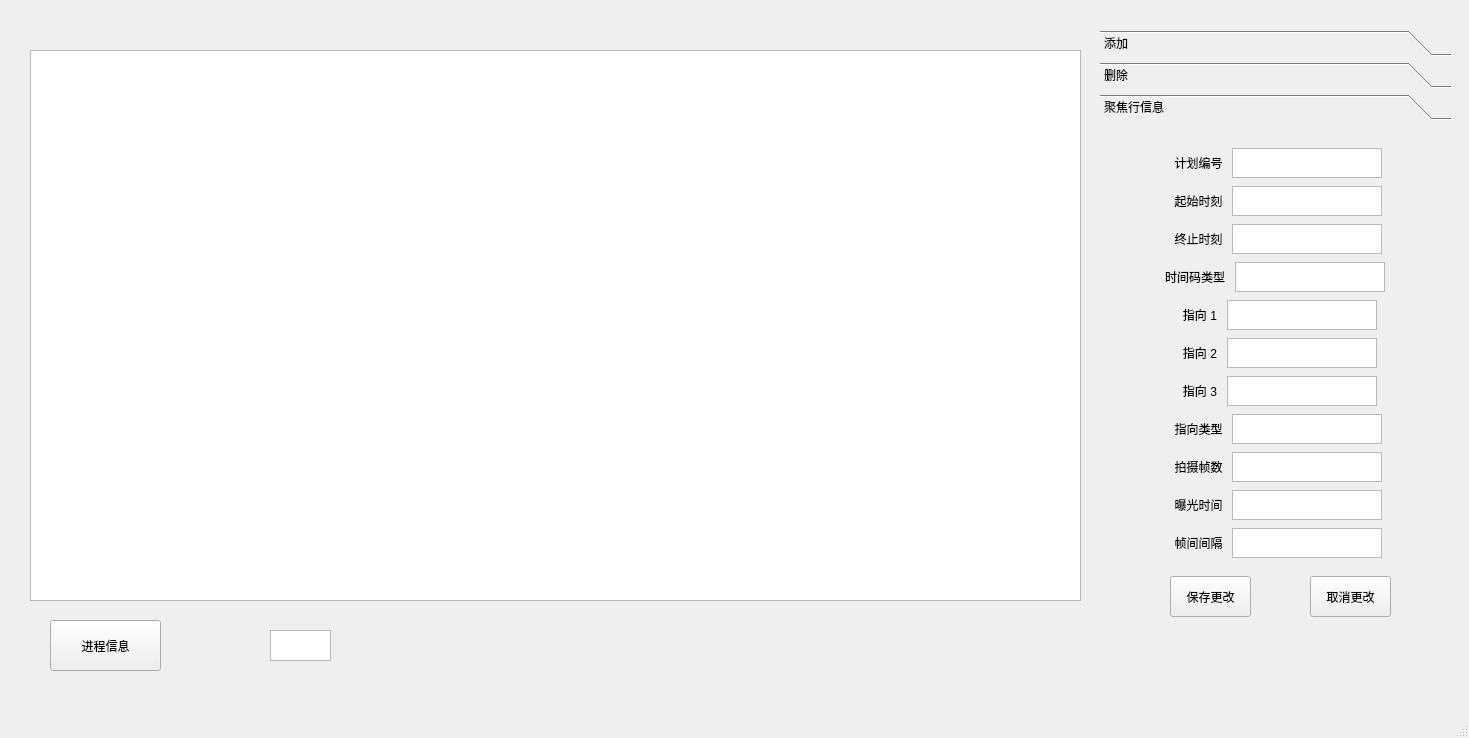
This is mainwindow.ui in zhuiming-f/QtSoftware as Qt 5 draws it before an edit. The edited form follows.
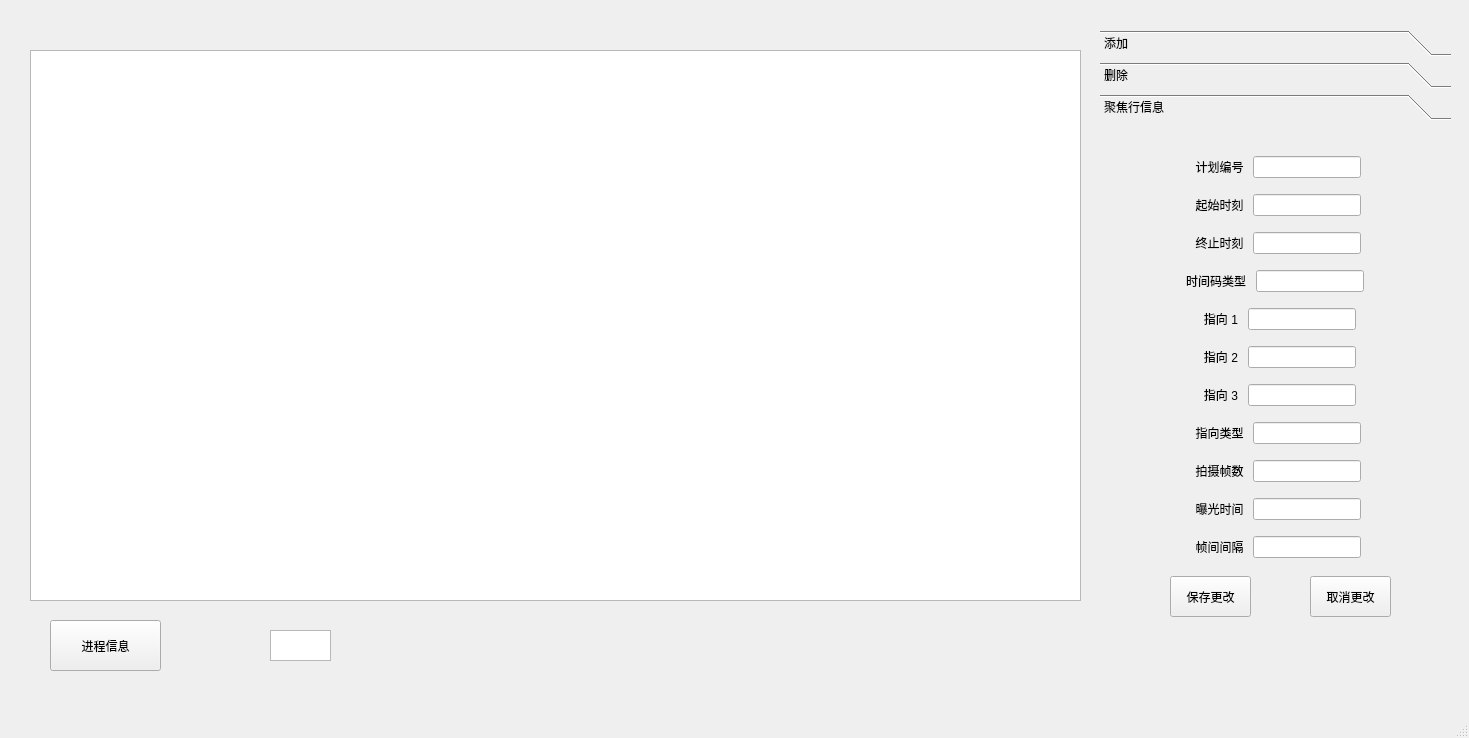
This is the edited form.

Commit message: show rowData at lineEdit

What changed in the file:
```diff
--- a/mainwindow.ui
+++ b/mainwindow.ui
@@ -143,7 +143,7 @@
      <attribute name="label">
       <string>聚焦行信息</string>
      </attribute>
-     <widget class="QWidget" name="">
+     <widget class="QWidget" name="layoutWidget">
       <property name="geometry">
        <rect>
         <x>10</x>
@@ -176,24 +176,7 @@
           </widget>
          </item>
          <item>
-          <widget class="QTextEdit" name="textEdit_1">
-           <property name="maximumSize">
-            <size>
-             <width>150</width>
-             <height>30</height>
-            </size>
-           </property>
-           <property name="html">
-            <string>&lt;!DOCTYPE HTML PUBLIC &quot;-//W3C//DTD HTML 4.0//EN&quot; &quot;http://www.w3.org/TR/REC-html40/strict.dtd&quot;&gt;
-&lt;html&gt;&lt;head&gt;&lt;meta name=&quot;qrichtext&quot; content=&quot;1&quot; /&gt;&lt;meta charset=&quot;utf-8&quot; /&gt;&lt;style type=&quot;text/css&quot;&gt;
-p, li { white-space: pre-wrap; }
-hr { height: 1px; border-width: 0; }
-li.unchecked::marker { content: &quot;\2610&quot;; }
-li.checked::marker { content: &quot;\2612&quot;; }
-&lt;/style&gt;&lt;/head&gt;&lt;body style=&quot; font-family:'Microsoft YaHei UI'; font-size:9pt; font-weight:400; font-style:normal;&quot;&gt;
-&lt;p style=&quot;-qt-paragraph-type:empty; margin-top:0px; margin-bottom:0px; margin-left:0px; margin-right:0px; -qt-block-indent:0; text-indent:0px;&quot;&gt;&lt;br /&gt;&lt;/p&gt;&lt;/body&gt;&lt;/html&gt;</string>
-           </property>
-          </widget>
+          <widget class="QLineEdit" name="lineEdit_1"/>
          </item>
          <item>
           <spacer name="horizontalSpacer">
@@ -233,30 +216,7 @@
           </widget>
          </item>
          <item>
-          <widget class="QTextEdit" name="textEdit_2">
-           <property name="minimumSize">
-            <size>
-             <width>0</width>
-             <height>0</height>
-            </size>
-           </property>
-           <property name="maximumSize">
-            <size>
-             <width>150</width>
-             <height>30</height>
-            </size>
-           </property>
-           <property name="html">
-            <string>&lt;!DOCTYPE HTML PUBLIC &quot;-//W3C//DTD HTML 4.0//EN&quot; &quot;http://www.w3.org/TR/REC-html40/strict.dtd&quot;&gt;
-&lt;html&gt;&lt;head&gt;&lt;meta name=&quot;qrichtext&quot; content=&quot;1&quot; /&gt;&lt;meta charset=&quot;utf-8&quot; /&gt;&lt;style type=&quot;text/css&quot;&gt;
-p, li { white-space: pre-wrap; }
-hr { height: 1px; border-width: 0; }
-li.unchecked::marker { content: &quot;\2610&quot;; }
-li.checked::marker { content: &quot;\2612&quot;; }
-&lt;/style&gt;&lt;/head&gt;&lt;body style=&quot; font-family:'Microsoft YaHei UI'; font-size:9pt; font-weight:400; font-style:normal;&quot;&gt;
-&lt;p style=&quot;-qt-paragraph-type:empty; margin-top:0px; margin-bottom:0px; margin-left:0px; margin-right:0px; -qt-block-indent:0; text-indent:0px;&quot;&gt;&lt;br /&gt;&lt;/p&gt;&lt;/body&gt;&lt;/html&gt;</string>
-           </property>
-          </widget>
+          <widget class="QLineEdit" name="lineEdit_2"/>
          </item>
          <item>
           <spacer name="horizontalSpacer_5">
@@ -296,24 +256,7 @@
           </widget>
          </item>
          <item>
-          <widget class="QTextEdit" name="textEdit_3">
-           <property name="maximumSize">
-            <size>
-             <width>150</width>
-             <height>30</height>
-            </size>
-           </property>
-           <property name="html">
-            <string>&lt;!DOCTYPE HTML PUBLIC &quot;-//W3C//DTD HTML 4.0//EN&quot; &quot;http://www.w3.org/TR/REC-html40/strict.dtd&quot;&gt;
-&lt;html&gt;&lt;head&gt;&lt;meta name=&quot;qrichtext&quot; content=&quot;1&quot; /&gt;&lt;meta charset=&quot;utf-8&quot; /&gt;&lt;style type=&quot;text/css&quot;&gt;
-p, li { white-space: pre-wrap; }
-hr { height: 1px; border-width: 0; }
-li.unchecked::marker { content: &quot;\2610&quot;; }
-li.checked::marker { content: &quot;\2612&quot;; }
-&lt;/style&gt;&lt;/head&gt;&lt;body style=&quot; font-family:'Microsoft YaHei UI'; font-size:9pt; font-weight:400; font-style:normal;&quot;&gt;
-&lt;p style=&quot;-qt-paragraph-type:empty; margin-top:0px; margin-bottom:0px; margin-left:0px; margin-right:0px; -qt-block-indent:0; text-indent:0px;&quot;&gt;&lt;br /&gt;&lt;/p&gt;&lt;/body&gt;&lt;/html&gt;</string>
-           </property>
-          </widget>
+          <widget class="QLineEdit" name="lineEdit_3"/>
          </item>
          <item>
           <spacer name="horizontalSpacer_6">
@@ -353,24 +296,7 @@
           </widget>
          </item>
          <item>
-          <widget class="QTextEdit" name="textEdit_4">
-           <property name="maximumSize">
-            <size>
-             <width>150</width>
-             <height>30</height>
-            </size>
-           </property>
-           <property name="html">
-            <string>&lt;!DOCTYPE HTML PUBLIC &quot;-//W3C//DTD HTML 4.0//EN&quot; &quot;http://www.w3.org/TR/REC-html40/strict.dtd&quot;&gt;
-&lt;html&gt;&lt;head&gt;&lt;meta name=&quot;qrichtext&quot; content=&quot;1&quot; /&gt;&lt;meta charset=&quot;utf-8&quot; /&gt;&lt;style type=&quot;text/css&quot;&gt;
-p, li { white-space: pre-wrap; }
-hr { height: 1px; border-width: 0; }
-li.unchecked::marker { content: &quot;\2610&quot;; }
-li.checked::marker { content: &quot;\2612&quot;; }
-&lt;/style&gt;&lt;/head&gt;&lt;body style=&quot; font-family:'Microsoft YaHei UI'; font-size:9pt; font-weight:400; font-style:normal;&quot;&gt;
-&lt;p style=&quot;-qt-paragraph-type:empty; margin-top:0px; margin-bottom:0px; margin-left:0px; margin-right:0px; -qt-block-indent:0; text-indent:0px;&quot;&gt;&lt;br /&gt;&lt;/p&gt;&lt;/body&gt;&lt;/html&gt;</string>
-           </property>
-          </widget>
+          <widget class="QLineEdit" name="lineEdit_4"/>
          </item>
          <item>
           <spacer name="horizontalSpacer_8">
@@ -410,24 +336,7 @@
           </widget>
          </item>
          <item>
-          <widget class="QTextEdit" name="textEdit_5">
-           <property name="maximumSize">
-            <size>
-             <width>150</width>
-             <height>30</height>
-            </size>
-           </property>
-           <property name="html">
-            <string>&lt;!DOCTYPE HTML PUBLIC &quot;-//W3C//DTD HTML 4.0//EN&quot; &quot;http://www.w3.org/TR/REC-html40/strict.dtd&quot;&gt;
-&lt;html&gt;&lt;head&gt;&lt;meta name=&quot;qrichtext&quot; content=&quot;1&quot; /&gt;&lt;meta charset=&quot;utf-8&quot; /&gt;&lt;style type=&quot;text/css&quot;&gt;
-p, li { white-space: pre-wrap; }
-hr { height: 1px; border-width: 0; }
-li.unchecked::marker { content: &quot;\2610&quot;; }
-li.checked::marker { content: &quot;\2612&quot;; }
-&lt;/style&gt;&lt;/head&gt;&lt;body style=&quot; font-family:'Microsoft YaHei UI'; font-size:9pt; font-weight:400; font-style:normal;&quot;&gt;
-&lt;p style=&quot;-qt-paragraph-type:empty; margin-top:0px; margin-bottom:0px; margin-left:0px; margin-right:0px; -qt-block-indent:0; text-indent:0px;&quot;&gt;&lt;br /&gt;&lt;/p&gt;&lt;/body&gt;&lt;/html&gt;</string>
-           </property>
-          </widget>
+          <widget class="QLineEdit" name="lineEdit_5"/>
          </item>
          <item>
           <spacer name="horizontalSpacer_10">
@@ -467,24 +376,7 @@
           </widget>
          </item>
          <item>
-          <widget class="QTextEdit" name="textEdit_6">
-           <property name="maximumSize">
-            <size>
-             <width>150</width>
-             <height>30</height>
-            </size>
-           </property>
-           <property name="html">
-            <string>&lt;!DOCTYPE HTML PUBLIC &quot;-//W3C//DTD HTML 4.0//EN&quot; &quot;http://www.w3.org/TR/REC-html40/strict.dtd&quot;&gt;
-&lt;html&gt;&lt;head&gt;&lt;meta name=&quot;qrichtext&quot; content=&quot;1&quot; /&gt;&lt;meta charset=&quot;utf-8&quot; /&gt;&lt;style type=&quot;text/css&quot;&gt;
-p, li { white-space: pre-wrap; }
-hr { height: 1px; border-width: 0; }
-li.unchecked::marker { content: &quot;\2610&quot;; }
-li.checked::marker { content: &quot;\2612&quot;; }
-&lt;/style&gt;&lt;/head&gt;&lt;body style=&quot; font-family:'Microsoft YaHei UI'; font-size:9pt; font-weight:400; font-style:normal;&quot;&gt;
-&lt;p style=&quot;-qt-paragraph-type:empty; margin-top:0px; margin-bottom:0px; margin-left:0px; margin-right:0px; -qt-block-indent:0; text-indent:0px;&quot;&gt;&lt;br /&gt;&lt;/p&gt;&lt;/body&gt;&lt;/html&gt;</string>
-           </property>
-          </widget>
+          <widget class="QLineEdit" name="lineEdit_6"/>
          </item>
          <item>
           <spacer name="horizontalSpacer_12">
@@ -524,24 +416,7 @@
           </widget>
          </item>
          <item>
-          <widget class="QTextEdit" name="textEdit_7">
-           <property name="maximumSize">
-            <size>
-             <width>150</width>
-             <height>30</height>
-            </size>
-           </property>
-           <property name="html">
-            <string>&lt;!DOCTYPE HTML PUBLIC &quot;-//W3C//DTD HTML 4.0//EN&quot; &quot;http://www.w3.org/TR/REC-html40/strict.dtd&quot;&gt;
-&lt;html&gt;&lt;head&gt;&lt;meta name=&quot;qrichtext&quot; content=&quot;1&quot; /&gt;&lt;meta charset=&quot;utf-8&quot; /&gt;&lt;style type=&quot;text/css&quot;&gt;
-p, li { white-space: pre-wrap; }
-hr { height: 1px; border-width: 0; }
-li.unchecked::marker { content: &quot;\2610&quot;; }
-li.checked::marker { content: &quot;\2612&quot;; }
-&lt;/style&gt;&lt;/head&gt;&lt;body style=&quot; font-family:'Microsoft YaHei UI'; font-size:9pt; font-weight:400; font-style:normal;&quot;&gt;
-&lt;p style=&quot;-qt-paragraph-type:empty; margin-top:0px; margin-bottom:0px; margin-left:0px; margin-right:0px; -qt-block-indent:0; text-indent:0px;&quot;&gt;&lt;br /&gt;&lt;/p&gt;&lt;/body&gt;&lt;/html&gt;</string>
-           </property>
-          </widget>
+          <widget class="QLineEdit" name="lineEdit_7"/>
          </item>
          <item>
           <spacer name="horizontalSpacer_14">
@@ -581,24 +456,7 @@
           </widget>
          </item>
          <item>
-          <widget class="QTextEdit" name="textEdit_9">
-           <property name="maximumSize">
-            <size>
-             <width>150</width>
-             <height>30</height>
-            </size>
-           </property>
-           <property name="html">
-            <string>&lt;!DOCTYPE HTML PUBLIC &quot;-//W3C//DTD HTML 4.0//EN&quot; &quot;http://www.w3.org/TR/REC-html40/strict.dtd&quot;&gt;
-&lt;html&gt;&lt;head&gt;&lt;meta name=&quot;qrichtext&quot; content=&quot;1&quot; /&gt;&lt;meta charset=&quot;utf-8&quot; /&gt;&lt;style type=&quot;text/css&quot;&gt;
-p, li { white-space: pre-wrap; }
-hr { height: 1px; border-width: 0; }
-li.unchecked::marker { content: &quot;\2610&quot;; }
-li.checked::marker { content: &quot;\2612&quot;; }
-&lt;/style&gt;&lt;/head&gt;&lt;body style=&quot; font-family:'Microsoft YaHei UI'; font-size:9pt; font-weight:400; font-style:normal;&quot;&gt;
-&lt;p style=&quot;-qt-paragraph-type:empty; margin-top:0px; margin-bottom:0px; margin-left:0px; margin-right:0px; -qt-block-indent:0; text-indent:0px;&quot;&gt;&lt;br /&gt;&lt;/p&gt;&lt;/body&gt;&lt;/html&gt;</string>
-           </property>
-          </widget>
+          <widget class="QLineEdit" name="lineEdit_8"/>
          </item>
          <item>
           <spacer name="horizontalSpacer_16">
@@ -638,24 +496,7 @@
           </widget>
          </item>
          <item>
-          <widget class="QTextEdit" name="textEdit_8">
-           <property name="maximumSize">
-            <size>
-             <width>150</width>
-             <height>30</height>
-            </size>
-           </property>
-           <property name="html">
-            <string>&lt;!DOCTYPE HTML PUBLIC &quot;-//W3C//DTD HTML 4.0//EN&quot; &quot;http://www.w3.org/TR/REC-html40/strict.dtd&quot;&gt;
-&lt;html&gt;&lt;head&gt;&lt;meta name=&quot;qrichtext&quot; content=&quot;1&quot; /&gt;&lt;meta charset=&quot;utf-8&quot; /&gt;&lt;style type=&quot;text/css&quot;&gt;
-p, li { white-space: pre-wrap; }
-hr { height: 1px; border-width: 0; }
-li.unchecked::marker { content: &quot;\2610&quot;; }
-li.checked::marker { content: &quot;\2612&quot;; }
-&lt;/style&gt;&lt;/head&gt;&lt;body style=&quot; font-family:'Microsoft YaHei UI'; font-size:9pt; font-weight:400; font-style:normal;&quot;&gt;
-&lt;p style=&quot;-qt-paragraph-type:empty; margin-top:0px; margin-bottom:0px; margin-left:0px; margin-right:0px; -qt-block-indent:0; text-indent:0px;&quot;&gt;&lt;br /&gt;&lt;/p&gt;&lt;/body&gt;&lt;/html&gt;</string>
-           </property>
-          </widget>
+          <widget class="QLineEdit" name="lineEdit_9"/>
          </item>
          <item>
           <spacer name="horizontalSpacer_22">
@@ -695,24 +536,7 @@
           </widget>
          </item>
          <item>
-          <widget class="QTextEdit" name="textEdit_11">
-           <property name="maximumSize">
-            <size>
-             <width>150</width>
-             <height>30</height>
-            </size>
-           </property>
-           <property name="html">
-            <string>&lt;!DOCTYPE HTML PUBLIC &quot;-//W3C//DTD HTML 4.0//EN&quot; &quot;http://www.w3.org/TR/REC-html40/strict.dtd&quot;&gt;
-&lt;html&gt;&lt;head&gt;&lt;meta name=&quot;qrichtext&quot; content=&quot;1&quot; /&gt;&lt;meta charset=&quot;utf-8&quot; /&gt;&lt;style type=&quot;text/css&quot;&gt;
-p, li { white-space: pre-wrap; }
-hr { height: 1px; border-width: 0; }
-li.unchecked::marker { content: &quot;\2610&quot;; }
-li.checked::marker { content: &quot;\2612&quot;; }
-&lt;/style&gt;&lt;/head&gt;&lt;body style=&quot; font-family:'Microsoft YaHei UI'; font-size:9pt; font-weight:400; font-style:normal;&quot;&gt;
-&lt;p style=&quot;-qt-paragraph-type:empty; margin-top:0px; margin-bottom:0px; margin-left:0px; margin-right:0px; -qt-block-indent:0; text-indent:0px;&quot;&gt;&lt;br /&gt;&lt;/p&gt;&lt;/body&gt;&lt;/html&gt;</string>
-           </property>
-          </widget>
+          <widget class="QLineEdit" name="lineEdit_10"/>
          </item>
          <item>
           <spacer name="horizontalSpacer_21">
@@ -752,24 +576,7 @@
           </widget>
          </item>
          <item>
-          <widget class="QTextEdit" name="textEdit_10">
-           <property name="maximumSize">
-            <size>
-             <width>150</width>
-             <height>30</height>
-            </size>
-           </property>
-           <property name="html">
-            <string>&lt;!DOCTYPE HTML PUBLIC &quot;-//W3C//DTD HTML 4.0//EN&quot; &quot;http://www.w3.org/TR/REC-html40/strict.dtd&quot;&gt;
-&lt;html&gt;&lt;head&gt;&lt;meta name=&quot;qrichtext&quot; content=&quot;1&quot; /&gt;&lt;meta charset=&quot;utf-8&quot; /&gt;&lt;style type=&quot;text/css&quot;&gt;
-p, li { white-space: pre-wrap; }
-hr { height: 1px; border-width: 0; }
-li.unchecked::marker { content: &quot;\2610&quot;; }
-li.checked::marker { content: &quot;\2612&quot;; }
-&lt;/style&gt;&lt;/head&gt;&lt;body style=&quot; font-family:'Microsoft YaHei UI'; font-size:9pt; font-weight:400; font-style:normal;&quot;&gt;
-&lt;p style=&quot;-qt-paragraph-type:empty; margin-top:0px; margin-bottom:0px; margin-left:0px; margin-right:0px; -qt-block-indent:0; text-indent:0px;&quot;&gt;&lt;br /&gt;&lt;/p&gt;&lt;/body&gt;&lt;/html&gt;</string>
-           </property>
-          </widget>
+          <widget class="QLineEdit" name="lineEdit_11"/>
          </item>
          <item>
           <spacer name="horizontalSpacer_20">
```
Left out of the diff: 8 changed lines with no effect on the pictures. The commit also changes 1 other file.
